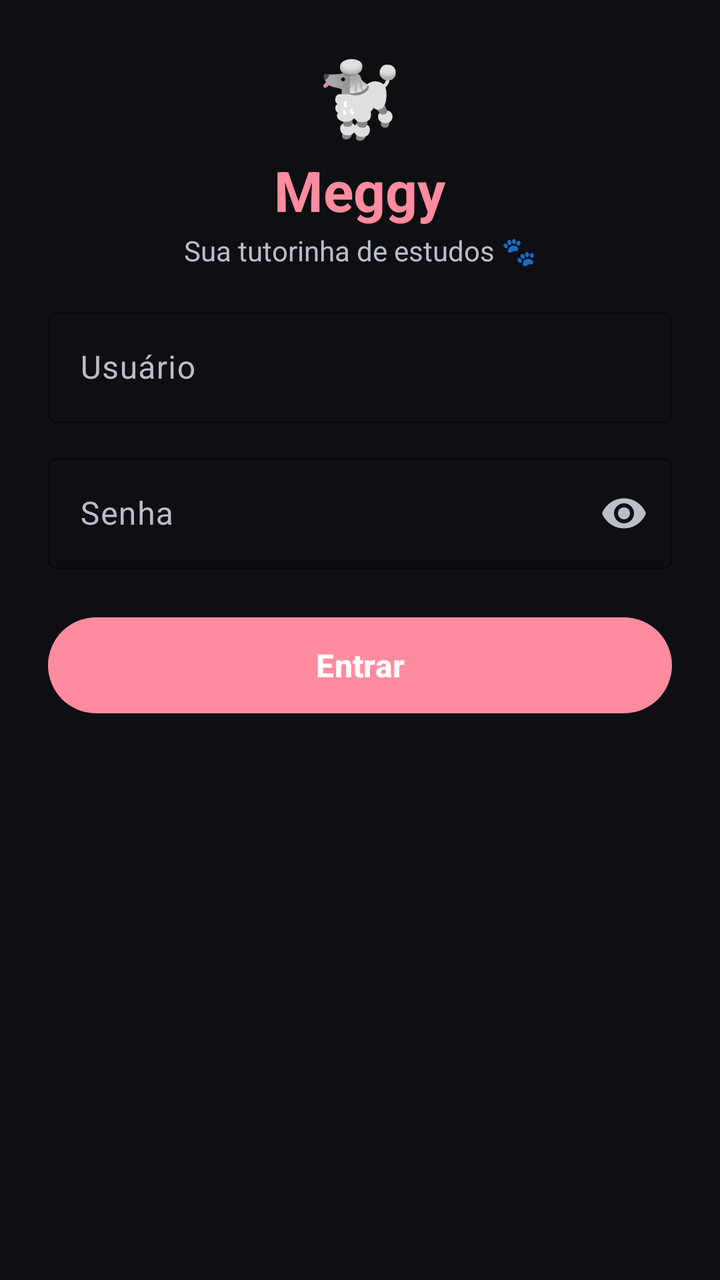
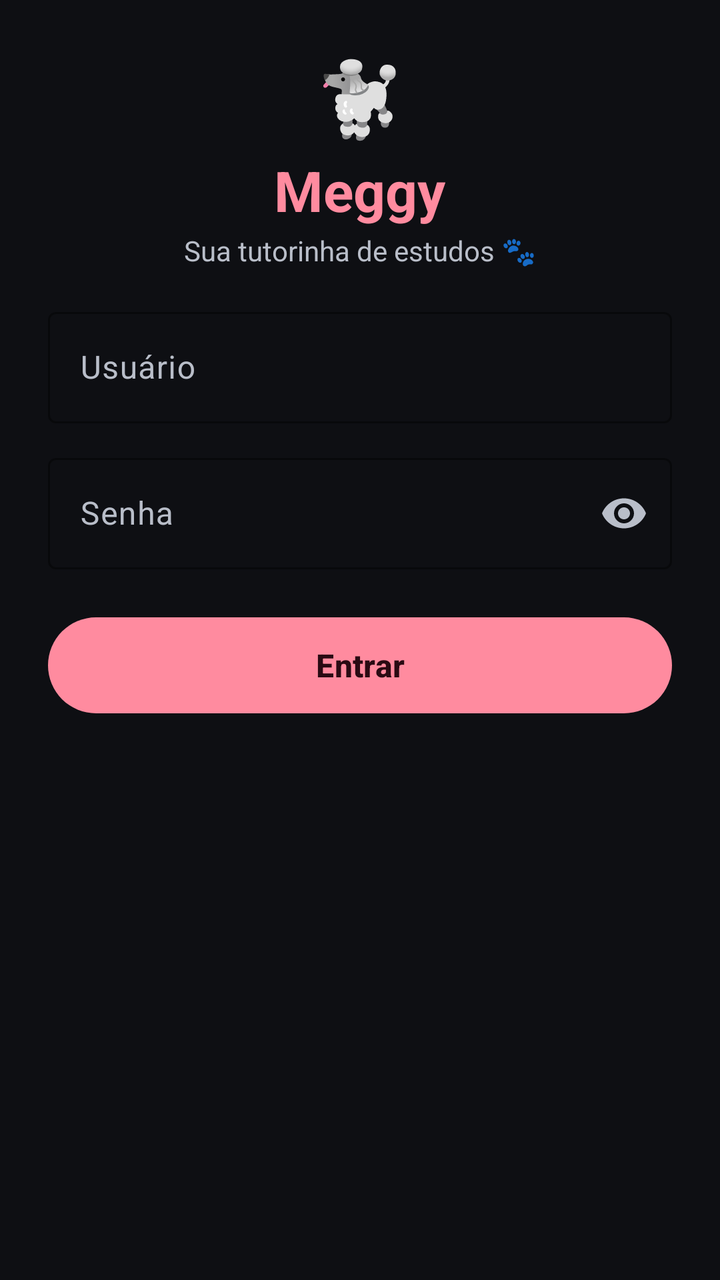

Compare the two renders of this Android layout. The source of the first and the diff that turns it into the second are given below.
<!-- AndroidManifest.xml: application theme Theme.Meggy -->
<!-- res/layout/activity_login.xml -->
<?xml version="1.0" encoding="utf-8"?>
<ScrollView xmlns:android="http://schemas.android.com/apk/res/android"
    xmlns:app="http://schemas.android.com/apk/res-auto"
    android:id="@+id/login_scroll"
    android:layout_width="match_parent"
    android:layout_height="match_parent"
    android:background="@color/md_background"
    android:fillViewport="true"
    android:scrollbars="none">

    <LinearLayout
        android:layout_width="match_parent"
        android:layout_height="wrap_content"
        android:orientation="vertical"
        android:gravity="center_horizontal"
        android:padding="24dp"
        android:paddingBottom="400dp">

        
        <TextView
            android:layout_width="wrap_content"
            android:layout_height="wrap_content"
            android:textSize="36sp"
            android:text="🐩" />

        <TextView
            android:layout_width="wrap_content"
            android:layout_height="wrap_content"
            android:layout_marginTop="4dp"
            android:text="Meggy"
            android:textSize="28sp"
            android:textStyle="bold"
            android:textColor="@color/md_primary" />

        <TextView
            android:layout_width="wrap_content"
            android:layout_height="wrap_content"
            android:layout_marginTop="2dp"
            android:text="Sua tutorinha de estudos 🐾"
            android:textColor="@color/md_on_surface_variant"
            android:textSize="14sp" />

        <Space android:layout_width="match_parent" android:layout_height="16dp" />

        
        <com.google.android.material.textfield.TextInputLayout
            android:id="@+id/username_layout"
            style="@style/Widget.Material3.TextInputLayout.OutlinedBox"
            android:layout_width="match_parent"
            android:layout_height="wrap_content"
            android:layout_marginBottom="12dp"
            android:hint="Usuário"
            app:boxStrokeColor="@color/md_primary"
            app:hintTextColor="@color/md_primary">

            <com.google.android.material.textfield.TextInputEditText
                android:id="@+id/username"
                android:layout_width="match_parent"
                android:layout_height="wrap_content"
                android:textColor="@color/md_on_surface"
                android:inputType="text"
                android:imeOptions="actionNext" />
        </com.google.android.material.textfield.TextInputLayout>

        
        <com.google.android.material.textfield.TextInputLayout
            android:id="@+id/password_layout"
            style="@style/Widget.Material3.TextInputLayout.OutlinedBox"
            android:layout_width="match_parent"
            android:layout_height="wrap_content"
            android:layout_marginBottom="20dp"
            android:hint="Senha"
            app:boxStrokeColor="@color/md_primary"
            app:hintTextColor="@color/md_primary"
            app:endIconMode="password_toggle">

            <com.google.android.material.textfield.TextInputEditText
                android:id="@+id/password"
                android:layout_width="match_parent"
                android:layout_height="wrap_content"
                android:textColor="@color/md_on_surface"
                android:inputType="textPassword"
                android:imeOptions="actionDone" />
        </com.google.android.material.textfield.TextInputLayout>

        
        <com.google.android.material.button.MaterialButton
            android:id="@+id/btn_login"
            android:layout_width="match_parent"
            android:layout_height="56dp"
            android:text="Entrar"
            android:textSize="16sp"
            android:textStyle="bold"
            android:textColor="@android:color/white"
            app:backgroundTint="@color/md_primary"
            app:cornerRadius="28dp" />

        
        <ProgressBar
            android:id="@+id/login_progress"
            android:layout_width="24dp"
            android:layout_height="24dp"
            android:layout_marginTop="20dp"
            android:visibility="gone"
            android:indeterminateTint="@color/md_primary" />

    </LinearLayout>
</ScrollView>
<!-- resources referenced by this layout -->
<resources>
  <color name="md_background">#FF0E0F13</color>
  <color name="md_on_surface">#FFEDEEF2</color>
  <color name="md_on_surface_variant">#FFB9BEC9</color>
  <color name="md_primary">#FFFF8B9F</color>
  <style name="Theme.Meggy" parent="Theme.Material3.Dark.NoActionBar">
          <item name="colorPrimary">@color/md_primary</item>
          <item name="colorOnPrimary">@color/md_on_primary</item>
          <item name="colorPrimaryContainer">@color/md_primary_container</item>
          <item name="colorOnPrimaryContainer">@color/md_on_primary_container</item>
          <item name="colorSecondary">@color/md_secondary</item>
          <item name="colorOnSecondary">@color/md_on_secondary</item>
          <item name="colorSecondaryContainer">@color/md_secondary_container</item>
          <item name="colorOnSecondaryContainer">@color/md_on_secondary_container</item>
  
          <item name="android:colorBackground">@color/md_background</item>
          <item name="colorSurface">@color/md_surface</item>
          <item name="colorSurfaceVariant">@color/md_surface_variant</item>
          <item name="colorOnBackground">@color/md_on_background</item>
          <item name="colorOnSurface">@color/md_on_surface</item>
          <item name="colorOnSurfaceVariant">@color/md_on_surface_variant</item>
          <item name="colorOutline">@color/md_outline</item>
          <item name="colorOutlineVariant">@color/md_outline_variant</item>
  
          <item name="colorError">@color/md_error</item>
          <item name="colorOnError">@color/md_on_error</item>
  
          <item name="android:statusBarColor">@android:color/transparent</item>
          <item name="android:navigationBarColor">@android:color/transparent</item>
          <item name="android:windowLightStatusBar" tools:targetApi="m">false</item>
          <item name="android:windowBackground">@color/md_background</item>
  
          
          <item name="materialCardViewStyle">@style/Widget.Meggy.CardView</item>
      </style>
  <color name="md_on_primary">#FF2A0A13</color>
  <color name="md_primary_container">#FF3A2029</color>
  <color name="md_on_primary_container">#FFFFD9E0</color>
  <color name="md_secondary">#FFB3A6B0</color>
  <color name="md_on_secondary">#FF221A20</color>
  <color name="md_secondary_container">#FF2B2530</color>
  <color name="md_on_secondary_container">#FFE8DDE6</color>
  <color name="md_surface">#FF14161C</color>
  <color name="md_surface_variant">#FF1E212B</color>
  <color name="md_on_background">#FFEDEEF2</color>
  <color name="md_outline">#FF3D4356</color>
  <color name="md_outline_variant">#FF262A36</color>
  <color name="md_error">#FFCF6679</color>
  <color name="md_on_error">#FF600014</color>
  <style name="Widget.Meggy.CardView" parent="Widget.Material3.CardView.Filled">
          <item name="cardBackgroundColor">@color/md_surface_container</item>
          <item name="cardCornerRadius">20dp</item>
          <item name="cardElevation">2dp</item>
          <item name="contentPadding">0dp</item>
          <item name="strokeWidth">0dp</item>
      </style>
  <color name="md_surface_container">#FF1A1D26</color>
</resources>

<!-- the commit's change to res/layout/activity_login.xml (unified diff, before → after) -->
@@ -91,7 +91,7 @@
             android:text="Entrar"
             android:textSize="16sp"
             android:textStyle="bold"
-            android:textColor="@android:color/white"
+            android:textColor="@color/md_on_primary"
             app:backgroundTint="@color/md_primary"
             app:cornerRadius="28dp" />
 
